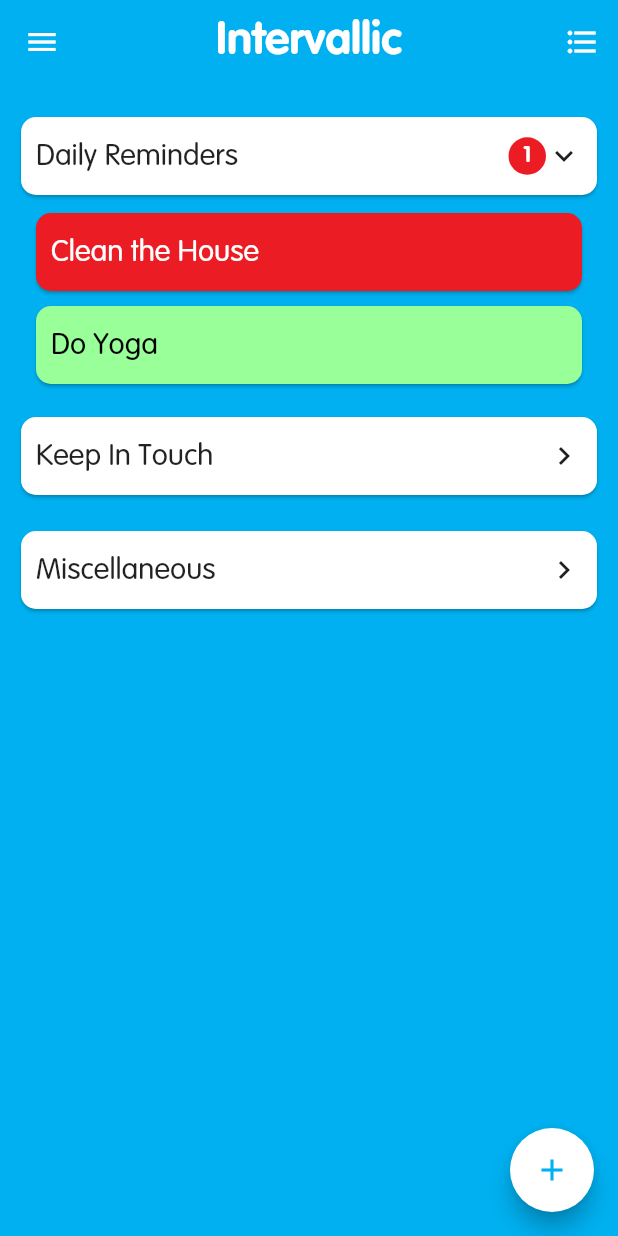
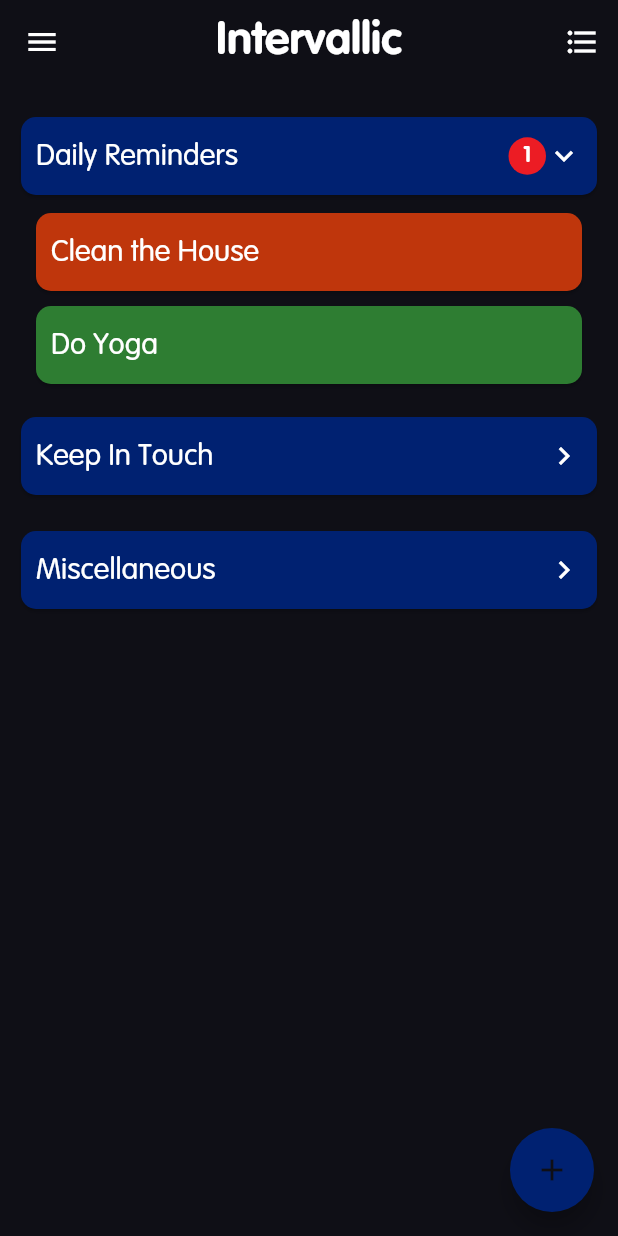
Before and after one commit to Nicholas-Ho/Intervallic-App, a Flutter app: the screen it shows after launch, after a tap on "Daily Reminders", on a phone screen of 412 x 824 dp. Run offline on Flutter 3.47's test engine with Material 2 defaults, Android fonts, the phone set to English and light mode, and no system bars; our stand-ins replace equatable, flutter_local_notifications, shared_preferences, shimmer, sqflite, timezone; accounts and stored records are empty.

Commit message:
Themes Update

```diff
--- a/lib/main.dart
+++ b/lib/main.dart
@@ -7,6 +7,7 @@ import 'utils/domain_layer/reminder_data_state.dart';
 import 'utils/ui_layer/ui_reminder_group_manager.dart';
 import 'utils/domain_layer/reminder_list_order_manager.dart';
 import '../utils/navigation_manager.dart';
+import 'package:intervallic_app/utils/data_layer/settings_manager.dart';
 
 import 'utils/setup_debug_app_state.dart';
 
@@ -16,6 +17,8 @@ void main() async {
   await setupDebugDatabase(); // Deletes existing database on the phone and rebuilds it. Populates with test data
   await clearNotifications(); // Clears all existing local notifications
   await clearPreferences(); // Clears all existing shared preferences
+
+  String? themeKey = await SettingsManager().settings.getAppTheme(); // Defaults to 'intervallic'. See data_layer/settings_manager.dart.
 
   return runApp(
     MultiProvider(
@@ -28,6 +31,8 @@ void main() async {
         ChangeNotifierProvider(create: (context) => ReminderListOrderManager()),
         // Change Notificer Provider for navigation
         ChangeNotifierProvider(create: (context) => NavigationManager()),
+        // Change Notifier Provider for theme data
+        ChangeNotifierProvider(create: (context) => ThemeManager(themeKey))
       ],
       child: IntervallicApp(),
     )
@@ -40,7 +45,7 @@ class IntervallicApp extends StatelessWidget {
   Widget build(BuildContext context) {
     return MaterialApp(
       title: 'Intervallic',
-      theme: intervallicTheme,
+      theme: Provider.of<ThemeManager>(context, listen: false).appTheme.themeData,
       home: Consumer<NavigationManager>(
         builder: (context, manager, _) {
           final List<Widget> stack = manager.pageStack;
--- a/lib/pages/reorder_page.dart
+++ b/lib/pages/reorder_page.dart
@@ -1,11 +1,13 @@
 import 'package:flutter/material.dart';
+import 'package:provider/provider.dart';
 
+import '../themes.dart';
 import '../ui/reminder_list/reminder_list_reorderable.dart';
 
 class ReorderPage extends StatelessWidget {
   @override
   Widget build(BuildContext context) {
-    final Color backgroundColour = Colors.grey;
+    final Color backgroundColour = Provider.of<ThemeManager>(context, listen: false).appTheme.reorderBackgroundColour!;
 
     return Scaffold(
       backgroundColor: backgroundColour,
--- a/lib/themes.dart
+++ b/lib/themes.dart
@@ -1,13 +1,26 @@
 import 'package:flutter/material.dart';
 // import 'package:google_fonts/google_fonts.dart';
 
+import 'utils/data_layer/settings_manager.dart';
+
 class ThemeManager extends ChangeNotifier {
+  AppTheme? _appTheme;
 
+  ThemeManager(String? themeKey){
+    final theme = themeKey;
+    _appTheme = themeDict[theme];
+  }
+
+  AppTheme get appTheme => _appTheme!;
+
+  void setTheme(String themeKey) {
+    _appTheme = themeDict[themeKey];
+    notifyListeners();
+    SettingsManager().settings.setAppTheme(themeKey);
+  }
 }
 
 class AppTheme {
-  final String? themeKey;
-
   final ThemeData? themeData;
 
   // Colour data for reminder tiles
@@ -16,31 +29,28 @@ class AppTheme {
   final Color? overduePrimaryColour;
   final Color? overdueSecondaryColour;
 
+  // Colour data for drawers
+  final Color? drawerPrimaryColour;
+  final Color? drawerSecondaryColour;
+
+  // Colour data for reordering page
+  final Color? reorderBackgroundColour;
+
   AppTheme({
-    this.themeKey,
     this.themeData,
     this.duePrimaryColour,
     this.dueSecondaryColour,
     this.overduePrimaryColour,
-    this.overdueSecondaryColour
+    this.overdueSecondaryColour,
+    this.drawerPrimaryColour,
+    this.drawerSecondaryColour,
+    this.reorderBackgroundColour
   });
 }
 
-final intervallicTheme = ThemeData(
-  brightness: Brightness.light,
 
-  primaryColor: Color(0xff00b0f0),
-  primaryColorLight: Color(0xff66e2ff),
-  primaryColorDark: Color(0xff0081bd),
-
-  accentColor: Color(0xffffffff), // 0xff304ffe, 0xffff4081
-
-  fontFamily: 'VAGRounded',
-);
-
-/*
-final intervallicTheme = AppTheme(
-  themeKey: 'intervallic',
+final themeDict = {
+  'intervallic': AppTheme(
             themeData: ThemeData(
               brightness: Brightness.light,
 
@@ -52,23 +62,40 @@ final intervallicTheme = AppTheme(
 
               fontFamily: 'VAGRounded',
             ),
+
             duePrimaryColour: Color(0xff99FF99),
             dueSecondaryColour: Colors.black,
             overduePrimaryColour: Color(0xffec1c24),
-  overdueSecondaryColour: Colors.white
-);*/
+            overdueSecondaryColour: Colors.white,
 
-final darkTheme = ThemeData(
+            drawerPrimaryColour: Color(0xff005cb2),
+            drawerSecondaryColour: Colors.white,
+
+            reorderBackgroundColour: Colors.grey
+          ),
+  'dark': AppTheme(
+            themeData: ThemeData(
               brightness: Brightness.dark,
 
-  primaryColor: Color(0xff000000),
+              primaryColor: Color(0xff0F0F16), // 0xff263238
               primaryColorLight: Color(0xff66e2ff),
               primaryColorDark: Color(0xff0081bd),
 
-  accentColor: Color(0xffffffff), // 0xff304ffe, 0xffff4081
+              accentColor: Color(0xff002171),
 
               fontFamily: 'VAGRounded',
-);
+            ),
+            duePrimaryColour: Color(0xff2e7d32),
+            dueSecondaryColour: Colors.white,
+            overduePrimaryColour: Color(0xffbf360c),
+            overdueSecondaryColour: Colors.white,
+
+            drawerPrimaryColour: Color(0xff263238),
+            drawerSecondaryColour: Colors.white,
+
+            reorderBackgroundColour: Color(0xff363640)
+          ),
+};
 
 // Green: 0xff99FF99
 // Red: 0xffec1c24
--- a/lib/ui/navigation_drawer.dart
+++ b/lib/ui/navigation_drawer.dart
@@ -1,15 +1,17 @@
 import 'package:flutter/material.dart';
+import 'package:provider/provider.dart';
 
+import 'package:intervallic_app/themes.dart';
 import 'package:intervallic_app/utils/navigation_manager.dart';
 
 class NavigationDrawer extends StatelessWidget {
   NavigationDrawer({ Key? key }) : super(key: key);
 
-  final Color foregroundColour = Colors.white;
-  final Color backgroundColour = Color(0xffab47bc);
-
   @override
   Widget build(BuildContext context) {
+    final Color foregroundColour = Provider.of<ThemeManager>(context, listen: false).appTheme.drawerSecondaryColour!;
+    final Color backgroundColour = Provider.of<ThemeManager>(context, listen: false).appTheme.drawerPrimaryColour!; // 0xffab47bc
+
     return Drawer(
       child: Material(
         color: backgroundColour,
@@ -19,7 +21,7 @@ class NavigationDrawer extends StatelessWidget {
             mainAxisSize: MainAxisSize.max,
             children: <Widget> [
               const SizedBox(height: 50),
-              drawerTile(context, 'Home', Icons.home, AppPage.intervallicPage),
+              drawerTile(context, 'Home', Icons.home, AppPage.intervallicPage, foregroundColour),
               Expanded(
                 child: Align(
                   alignment: Alignment.bottomCenter,
@@ -28,7 +30,7 @@ class NavigationDrawer extends StatelessWidget {
                     children: [
                       Divider(color: foregroundColour),
                       const SizedBox(height: 10),
-                      drawerTile(context, 'Settings', Icons.settings, AppPage.settingsPage),
+                      drawerTile(context, 'Settings', Icons.settings, AppPage.settingsPage, foregroundColour),
                       const SizedBox(height: 20),
                     ]
                   )
@@ -41,7 +43,7 @@ class NavigationDrawer extends StatelessWidget {
     );
   }
 
-  Widget drawerTile(BuildContext context, String text, IconData icon, AppPage page) {
+  Widget drawerTile(BuildContext context, String text, IconData icon, AppPage page, Color foregroundColour) {
     final Color hoverColour = Colors.white70;
     return ListTile(
       leading: Icon(icon, color: foregroundColour),
--- a/lib/ui/reminder_list/placeholders/loading_reorderable_placeholder.dart
+++ b/lib/ui/reminder_list/placeholders/loading_reorderable_placeholder.dart
@@ -23,7 +23,7 @@ class LoadingReorderablePlaceholderState {
             child: SizedBox(
               height: 60,
               child: Card(
-                color: Colors.white,
+                color: Theme.of(context).accentColor,
                 shape: RoundedRectangleBorder(
                   borderRadius: BorderRadius.circular(10.0),
                 ),
--- a/lib/ui/reminder_list/reminder_list_reorderable.dart
+++ b/lib/ui/reminder_list/reminder_list_reorderable.dart
@@ -52,7 +52,7 @@ class _ReminderListReorderableState extends State<ReminderListReorderable> {
         child: SizedBox(
           height: 60,
           child: Card(
-            color: Colors.white,
+            color: Theme.of(context).accentColor,
             shape: RoundedRectangleBorder(
               borderRadius: BorderRadius.circular(10.0),
             ),
--- a/lib/ui/reminder_list/tiles/reminder_group_tile.dart
+++ b/lib/ui/reminder_list/tiles/reminder_group_tile.dart
@@ -40,7 +40,7 @@ class ReminderGroupTile extends StatelessWidget {
             );
           },
           child: Card(
-            color: Colors.white,
+            color: Theme.of(context).accentColor,
             shape: RoundedRectangleBorder(
               borderRadius: BorderRadius.circular(10.0),
             ),
--- a/lib/ui/reminder_list/tiles/reminder_tile.dart
+++ b/lib/ui/reminder_list/tiles/reminder_tile.dart
@@ -1,6 +1,8 @@
 import 'package:flutter/material.dart';
+import 'package:provider/provider.dart';
 
 import 'package:intervallic_app/models/models.dart';
+import 'package:intervallic_app/themes.dart';
 import 'package:intervallic_app/ui/dialogs/reminder_dialogs/reminder_details_dialog.dart';
 // Tile for Reminder
 class ReminderTile extends StatelessWidget {
@@ -25,7 +27,7 @@ class ReminderTile extends StatelessWidget {
             );
           },
           child: Card(
-            color: getColour(),
+            color: getColour(context),
             shape: RoundedRectangleBorder(
               borderRadius: BorderRadius.circular(10.0),
             ),
@@ -33,7 +35,7 @@ class ReminderTile extends StatelessWidget {
               padding: const EdgeInsets.all(10),
               child: Align(
                 alignment: Alignment.centerLeft,
-                child: Text(reminder!.name!, style: TextStyle(fontSize: 20, color: getSecondaryColour())),
+                child: Text(reminder!.name!, style: TextStyle(fontSize: 20, color: getSecondaryColour(context))),
               ),
             ),
           ),
@@ -42,19 +44,19 @@ class ReminderTile extends StatelessWidget {
     );
   }
 
-  Color getColour() {
+  Color getColour(context) {
     if(reminder!.isOverdue) {
-      return Color(0xffec1c24);
+      return Provider.of<ThemeManager>(context, listen: false).appTheme.overduePrimaryColour!;
     } else {
-      return Color(0xff99FF99);
+      return Provider.of<ThemeManager>(context, listen: false).appTheme.duePrimaryColour!;
     }
   }
 
-  Color getSecondaryColour() {
-    if(getColour() == Color(0xffec1c24)) {
-      return Colors.white;
+  Color getSecondaryColour(context) {
+    if(reminder!.isOverdue) {
+      return Provider.of<ThemeManager>(context, listen: false).appTheme.overdueSecondaryColour!;
     } else {
-      return Colors.black;
+      return Provider.of<ThemeManager>(context, listen: false).appTheme.dueSecondaryColour!;
     }
   }
 }
--- a/lib/utils/data_layer/settings_manager.dart
+++ b/lib/utils/data_layer/settings_manager.dart
@@ -1,5 +1,6 @@
+import 'dart:async';
+
 import 'package:shared_preferences/shared_preferences.dart';
-
 
 // Managing the settings of the app via shared preferences
 class SettingsManager {
@@ -16,12 +17,18 @@ class SettingsManager {
 // Settings object
 // 1. Alert Time - Determines the time when notifications will fire. Defaults to 8am.
 // 2. Reminder Group List Order - Determines the UI order of the Reminder Group List.
+// 3. App Theme - Determines the colour scheme of the app.
 class Settings {
+  SharedPreferences? _prefs;
+
   DateTime? _alertTime;
   String _alertTimeKey = 'alert_time';
 
   List<int>? _uiGroupListOrder; // List of Reminder Group IDs
   String _uiGroupListOrderKey = 'group_list_order';
+
+  String? _appTheme; // Key of AppTheme dictionary
+  String _themeKey = 'theme_key';
 
   // Lazy getter function. Not an actual getter because async setters are not allowed
   Future<DateTime> getAlertTime() async {
@@ -29,7 +36,7 @@ class Settings {
       return _alertTime!;
     }
 
-    final prefs = await SharedPreferences.getInstance();
+    final prefs = _prefs ?? await SharedPreferences.getInstance();
     final alertTimeString = prefs.getString(_alertTimeKey) ?? null;
 
     if(alertTimeString != null) {
@@ -47,7 +54,7 @@ class Settings {
     _alertTime = newAlertTime;
 
     // Update shared preferences
-    final prefs = await SharedPreferences.getInstance();
+    final prefs = _prefs ?? await SharedPreferences.getInstance();
 
     final String alertTimeString = newAlertTime.hour.toString() + ":" + newAlertTime.minute.toString();
     prefs.setString(_alertTimeKey, alertTimeString);
@@ -58,7 +65,7 @@ class Settings {
       return _uiGroupListOrder!;
     }
 
-    final prefs = await SharedPreferences.getInstance();
+    final prefs = _prefs ?? await SharedPreferences.getInstance();
     final orderStringList = prefs.getStringList(_uiGroupListOrderKey) ?? null;
 
     if(orderStringList != null) {
@@ -74,9 +81,29 @@ class Settings {
     _uiGroupListOrder = newListOrder;
 
     // Update shared preferences
-    final prefs = await SharedPreferences.getInstance();
+    final prefs = _prefs ?? await SharedPreferences.getInstance();
 
     final List<String> newOrderStringList = newListOrder.map((element) => element.toString()).toList();
     prefs.setStringList(_uiGroupListOrderKey, newOrderStringList);
   }
+
+  Future<String> getAppTheme() async {
+    if(_appTheme != null) {
+      return _appTheme!;
+    }
+
+    final prefs = _prefs ?? await SharedPreferences.getInstance();
+    _appTheme = prefs.getString(_themeKey) ?? 'dark';
+
+    return _appTheme!;
+  }
+
+  void setAppTheme(String newTheme) async {
+    _appTheme = newTheme;
+
+    // Update shared preferences
+    final prefs = _prefs ?? await SharedPreferences.getInstance();
+
+    prefs.setString(_themeKey, newTheme);
+  }
 }
--- a/pubspec.yaml
+++ b/pubspec.yaml
@@ -12,7 +12,7 @@ dependencies:
   flutter:
     sdk: flutter
   cupertino_icons: ^1.0.3
-  shared_preferences: ^2.0.6
+  shared_preferences: ^2.0.11
   shimmer: ^2.0.0
   sqflite: ^2.0.0+3
   path: ^1.8.0
```
Also changed, not shown: pubspec.lock. Lines whose indentation alone changed are shown as unchanged.
